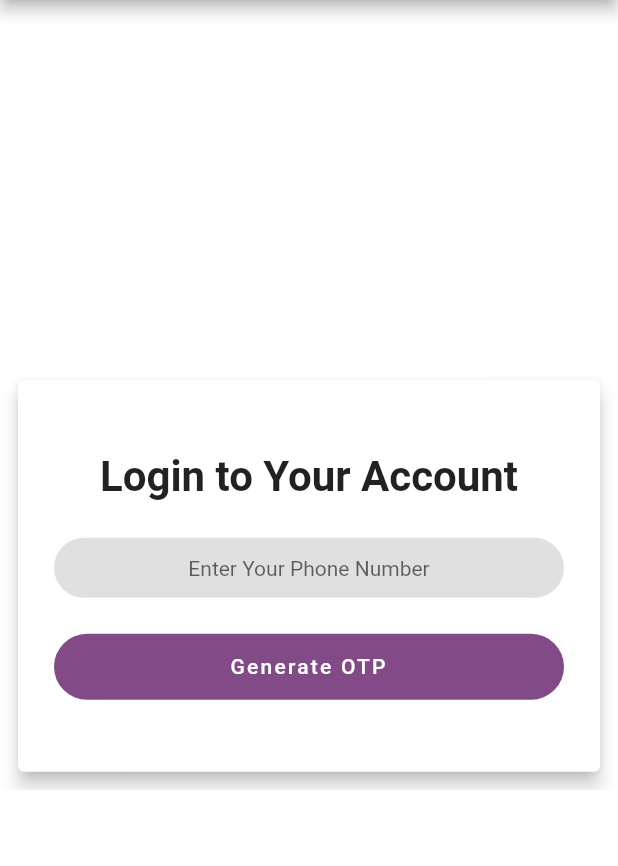
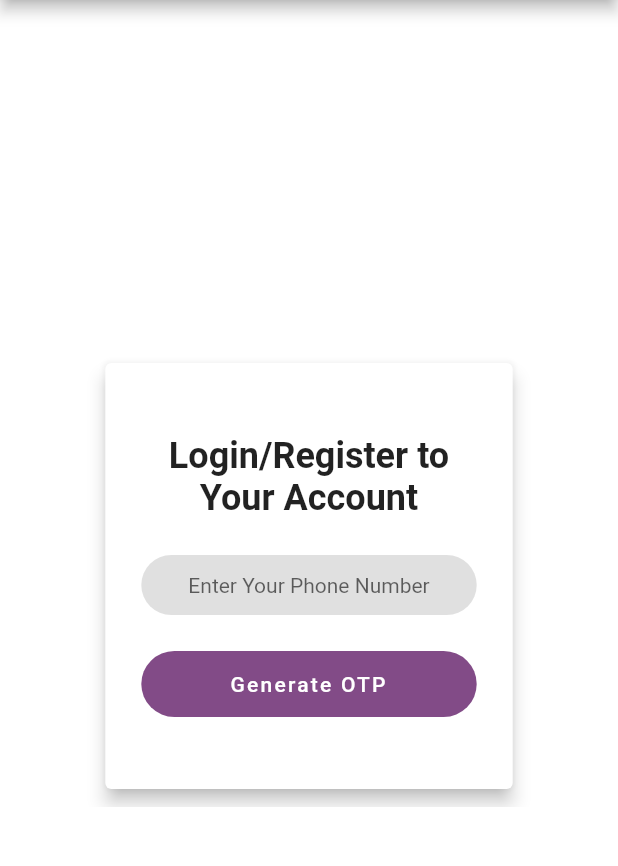
Before and after one commit to devuco/StyleCase, a Flutter app: the screen it shows after launch, on a phone screen of 412 x 824 dp, the part 84-950 px from its top. Run offline on Flutter 3.47's test engine with Material 2 defaults, Android fonts, the phone set to English and light mode, and no system bars; our stand-ins replace firebase_auth, firebase_core, get, shared_preferences; missing offline and left inert: dart:js_util; accounts and stored records are empty; statements that could not run were skipped.

Commit message:
local storage

```diff
--- a/lib/screens/login.dart
+++ b/lib/screens/login.dart
@@ -1,7 +1,10 @@
+import 'dart:js_util';
+
 import 'package:firebase_auth/firebase_auth.dart';
 import 'package:flutter/material.dart';
 import 'package:flutter/services.dart';
 import 'package:get/get.dart';
+import 'package:shared_preferences/shared_preferences.dart';
 import 'package:stylecase/screens/home.dart';
 import 'package:stylecase/theme/app_colors.dart';
 import 'package:stylecase/widgets/button.dart';
@@ -33,6 +36,14 @@ class _LoginState extends State<Login> {
         setState(() => screen = 'OTP');
       } else {
         await confirmationResult.confirm(otpController.text);
+        String? uid = auth.currentUser?.uid;
+        final SharedPreferences pref = await SharedPreferences.getInstance();
+        print(uid);
+        if (uid != null) {
+          pref.setString("uid", uid);
+        } else {
+          Future.error("Uid is empty");
+        }
         setState(() => isLoading = false);
         Get.to(const Home(), transition: Transition.fade);
       }
@@ -60,8 +71,22 @@ class _LoginState extends State<Login> {
           : null,
       body: Row(
         children: [
+          if (!context.isPhone)
+            Flexible(
+              flex: 3,
+              child: Container(
+                constraints: const BoxConstraints.expand(),
+                color: const Color(AppColors.primary),
+                child: FractionallySizedBox(
+                  widthFactor: 0.5,
+                  child: Image.asset(
+                    'assets/StyleCase.png',
+                  ),
+                ),
+              ),
+            ),
           Flexible(
-            flex: 1,
+            flex: 2,
             child: Center(
               child: AnimatedSwitcher(
                   transitionBuilder:
@@ -111,17 +136,6 @@ class _LoginState extends State<Login> {
                         )),
             ),
           ),
-          if (!context.isPhone)
-            Flexible(
-              flex: 1,
-              child: Container(
-                constraints: const BoxConstraints.expand(),
-                color: const Color(AppColors.primary),
-                child: Image.asset(
-                  'assets/StyleCase.png',
-                ),
-              ),
-            ),
         ],
       ),
     );
@@ -143,8 +157,8 @@ class OtpCard extends StatelessWidget {
   Widget build(BuildContext context) {
     return Card(
       elevation: 5,
-      child: SizedBox(
-        width: 400,
+      child: FractionallySizedBox(
+        widthFactor: 0.7,
         child: Padding(
           padding: const EdgeInsets.symmetric(vertical: 48, horizontal: 24),
           child: Column(
@@ -154,7 +168,7 @@ class OtpCard extends StatelessWidget {
               const Text(
                 "Verify Your Phone Number",
                 textAlign: TextAlign.center,
-                style: TextStyle(fontSize: 28, fontWeight: FontWeight.bold),
+                style: TextStyle(fontSize: 24, fontWeight: FontWeight.bold),
               ),
               const SizedBox(
                 height: 24,
@@ -216,8 +230,8 @@ class LoginCard extends StatelessWidget {
   Widget build(BuildContext context) {
     return Card(
       elevation: 5,
-      child: SizedBox(
-        width: 400,
+      child: FractionallySizedBox(
+        widthFactor: 0.7,
         child: Padding(
           padding: const EdgeInsets.symmetric(vertical: 48, horizontal: 24),
           child: Column(
@@ -225,9 +239,9 @@ class LoginCard extends StatelessWidget {
             mainAxisSize: MainAxisSize.min,
             children: [
               const Text(
-                "Login to Your Account",
+                "Login/Register to Your Account",
                 textAlign: TextAlign.center,
-                style: TextStyle(fontSize: 28, fontWeight: FontWeight.bold),
+                style: TextStyle(fontSize: 24, fontWeight: FontWeight.bold),
               ),
               const SizedBox(
                 height: 24,
--- a/pubspec.yaml
+++ b/pubspec.yaml
@@ -39,6 +39,7 @@ dependencies:
   firebase_database: ^10.2.4
   get: ^4.6.5
   firebase_auth: ^4.7.0
+  shared_preferences: ^2.2.0
 
 dev_dependencies:
   flutter_test:
```
Also changed, not shown: lib/main.dart (+10 -1 lines), pubspec.lock, 18 other files.
